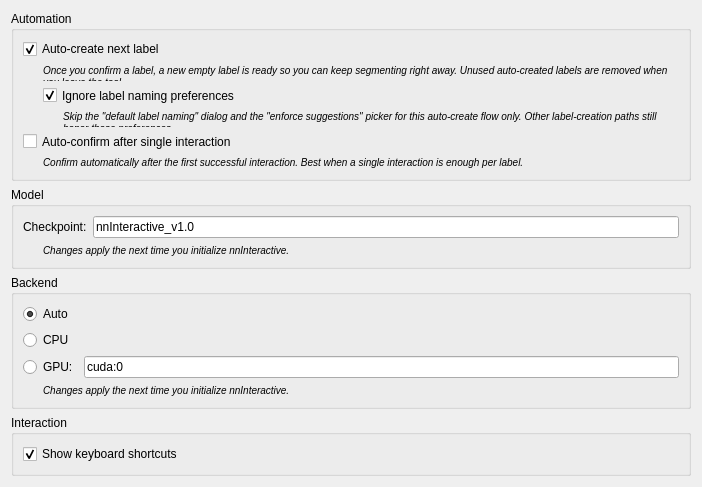
Old version of the form Plugins/org.mitk.gui.qt.segmentation/src/internal/QmitknnInteractivePreferencePage.ui in the repository MITK/MITK.
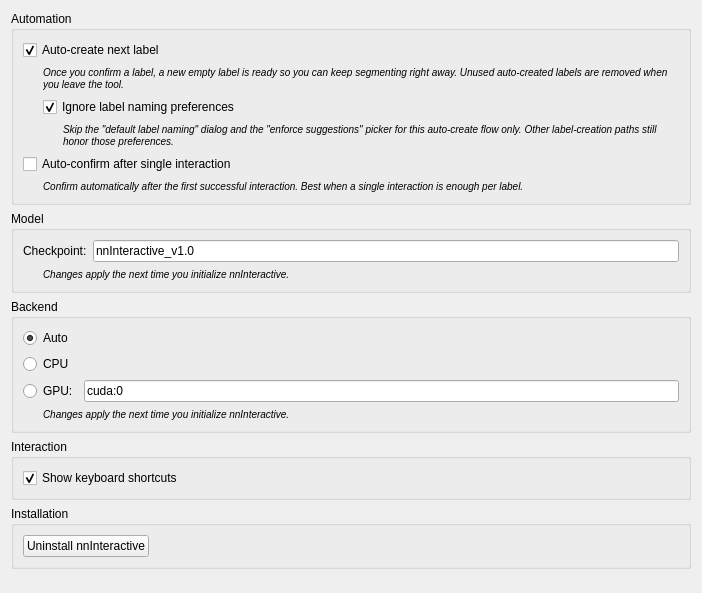
New version of the form.

Commit message: Add Uninstall nnInteractive button to preferences

Patch:
```diff
--- a/Plugins/org.mitk.gui.qt.segmentation/src/internal/QmitknnInteractivePreferencePage.ui
+++ b/Plugins/org.mitk.gui.qt.segmentation/src/internal/QmitknnInteractivePreferencePage.ui
@@ -7,7 +7,7 @@
     <x>0</x>
     <y>0</y>
     <width>702</width>
-    <height>474</height>
+    <height>593</height>
    </rect>
   </property>
   <property name="windowTitle">
@@ -265,6 +265,39 @@
      </layout>
     </widget>
    </item>
+   <item>
+    <widget class="QGroupBox" name="installationGroupBox">
+     <property name="title">
+      <string>Installation</string>
+     </property>
+     <layout class="QVBoxLayout" name="installationLayout">
+      <item>
+       <layout class="QHBoxLayout" name="uninstallLayout">
+        <item>
+         <widget class="QPushButton" name="uninstallButton">
+          <property name="text">
+           <string>Uninstall nnInteractive</string>
+          </property>
+         </widget>
+        </item>
+        <item>
+         <spacer name="uninstallSpacer">
+          <property name="orientation">
+           <enum>Qt::Orientation::Horizontal</enum>
+          </property>
+          <property name="sizeHint" stdset="0">
+           <size>
+            <width>40</width>
+            <height>20</height>
+           </size>
+          </property>
+         </spacer>
+        </item>
+       </layout>
+      </item>
+     </layout>
+    </widget>
+   </item>
    <item>
     <spacer name="verticalSpacer">
      <property name="orientation">
```
Left out of the diff: 1 changed line with no effect on the pictures. The commit also changes 2 other files.
